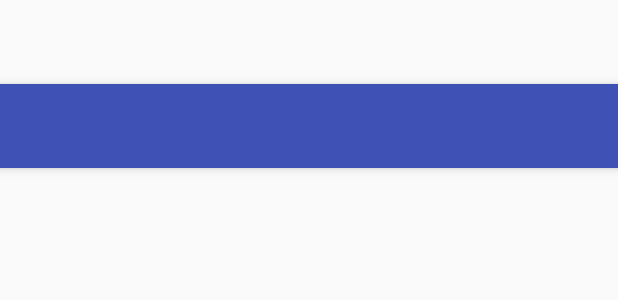
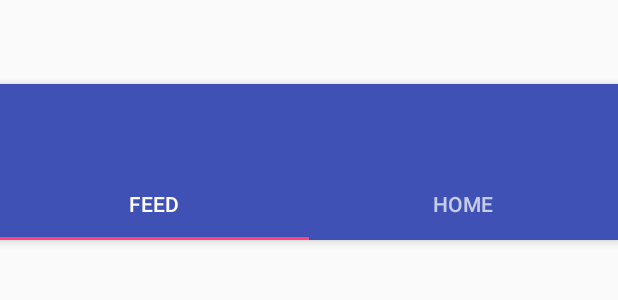
Before and after one commit to ChrisLane/car-control, an Android app: the layout app_bar_main.xml on its own in the app's theme, with its tools: preview values and no code run, on a phone screen of 412 x 824 dp. Shown: the top 300 px of the screen. Run offline under Robolectric (Android 15) with nearby library versions, the phone set to English and light mode, and no system bars.

Commit message:
start of tabs for home screen and feed screen

```diff
--- a/app/src/main/java/org/ateam/carcontrol/MainActivity.java
+++ b/app/src/main/java/org/ateam/carcontrol/MainActivity.java
@@ -3,6 +3,8 @@ package org.ateam.carcontrol;
 import android.content.Intent;
 import android.os.Bundle;
 import android.support.design.widget.NavigationView;
+import android.support.design.widget.TabItem;
+import android.support.design.widget.TabLayout;
 import android.support.v4.view.GravityCompat;
 import android.support.v4.widget.DrawerLayout;
 import android.support.v7.app.ActionBarDrawerToggle;
@@ -10,6 +12,7 @@ import android.support.v7.app.AppCompatActivity;
 import android.support.v7.widget.Toolbar;
 import android.view.Menu;
 import android.view.MenuItem;
+import android.view.View;
 
 public class MainActivity extends AppCompatActivity
         implements NavigationView.OnNavigationItemSelectedListener {
@@ -20,6 +23,17 @@ public class MainActivity extends AppCompatActivity
         setContentView(R.layout.activity_main);
         Toolbar toolbar = (Toolbar) findViewById(R.id.toolbar);
         setSupportActionBar(toolbar);
+
+        TabLayout tabLayout = (TabLayout) findViewById(R.id.tabs);
+        System.out.println("child count: "+tabLayout.getChildCount());
+        TabItem tabFeed = (TabItem) tabLayout.findViewById(R.id.tabHome);
+        tabFeed.setOnClickListener(new View.OnClickListener() {
+            @Override
+            public void onClick(View v) {
+
+
+            }
+        });
 
         DrawerLayout drawer = (DrawerLayout) findViewById(R.id.drawer_layout);
         ActionBarDrawerToggle toggle = new ActionBarDrawerToggle(
--- a/app/src/main/res/layout/app_bar_main.xml
+++ b/app/src/main/res/layout/app_bar_main.xml
@@ -13,15 +13,47 @@
             android:layout_width="match_parent"
             android:theme="@style/AppTheme.AppBarOverlay">
 
+
         <android.support.v7.widget.Toolbar
                 android:id="@+id/toolbar"
                 android:layout_width="match_parent"
                 android:layout_height="?attr/actionBarSize"
                 android:background="?attr/colorPrimary"
                 app:popupTheme="@style/AppTheme.PopupOverlay"/>
+        <android.support.design.widget.TabLayout
+            android:layout_width="match_parent"
+            android:layout_height="48dp"
+            app:layout_scrollFlags="scroll|enterAlways"
+            android:id="@+id/tabs">
+
+            <android.support.design.widget.TabItem
+                android:layout_width="wrap_content"
+                android:layout_height="wrap_content"
+                android:id="@+id/tabFeed"
+                android:text="Feed" />
+
+            <android.support.design.widget.TabItem
+                android:layout_width="wrap_content"
+                android:layout_height="wrap_content"
+                android:id="@+id/tabHome"
+                android:text="Home" />
+        </android.support.design.widget.TabLayout>
 
     </android.support.design.widget.AppBarLayout>
 
-    <include layout="@layout/content_main"/>
+    <LinearLayout
+        android:orientation="vertical"
+        android:layout_width="match_parent"
+        android:layout_height="match_parent">
+
+        <include layout="@layout/content_main"
+            android:id="@+id/contentMain"
+            android:layout_width="match_parent"
+            android:layout_height="match_parent"/>
+        <include layout="@layout/content_feed"
+            android:id="@+id/contentFeed"
+            android:layout_width="match_parent"
+            android:layout_height="match_parent"/>
+    </LinearLayout>
 
 </android.support.design.widget.CoordinatorLayout>
```
